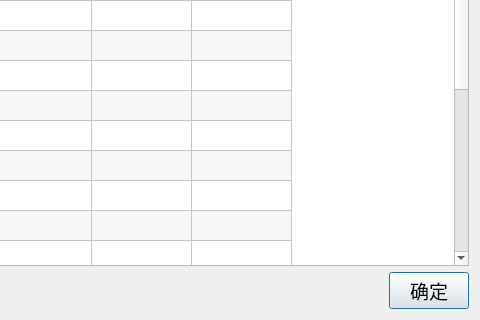
This is ui/page_elements/zone_detail_page/Detailpage.ui in ArcherLuo233/election-s-prediction as Qt 5 draws it before an edit; both pictures show x 420 to 900 and y 465 to 785 of the 900 by 785 pixel window. The edited form follows.
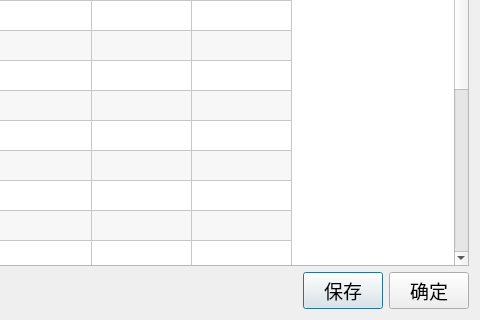
This is the edited form.

The edit to the form file:
```diff
--- a/ui/page_elements/zone_detail_page/Detailpage.ui
+++ b/ui/page_elements/zone_detail_page/Detailpage.ui
@@ -514,6 +514,22 @@
        </property>
       </spacer>
      </item>
+     <item>
+      <widget class="QPushButton" name="btn_save">
+       <property name="font">
+        <font>
+         <family>黑体</family>
+         <pointsize>14</pointsize>
+        </font>
+       </property>
+       <property name="cursor">
+        <cursorShape>PointingHandCursor</cursorShape>
+       </property>
+       <property name="text">
+        <string>保存</string>
+       </property>
+      </widget>
+     </item>
      <item>
       <widget class="QPushButton" name="button_ok">
        <property name="font">
```
